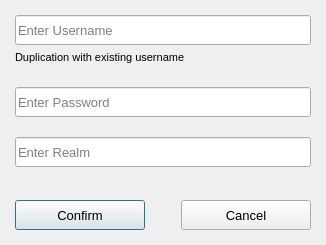
The window that src/sipcredentialdialog.ui (savoirfairelinux/jami-client-windows) describes before a commit, drawn with Qt 5.
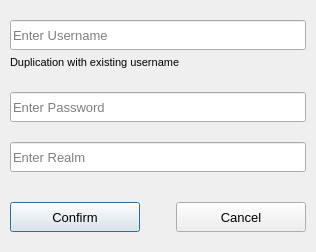
The same window after the commit.

Commit message: settingswidget: divide video format combo box into fps and resolution combox box

Diff of the .ui file:
```diff
--- a/src/sipcredentialdialog.ui
+++ b/src/sipcredentialdialog.ui
@@ -6,8 +6,8 @@
    <rect>
     <x>0</x>
     <y>0</y>
-    <width>326</width>
-    <height>245</height>
+    <width>316</width>
+    <height>252</height>
    </rect>
   </property>
   <property name="windowTitle">
@@ -18,16 +18,16 @@
     <number>0</number>
    </property>
    <property name="leftMargin">
-    <number>15</number>
+    <number>10</number>
    </property>
    <property name="topMargin">
-    <number>15</number>
+    <number>10</number>
    </property>
    <property name="rightMargin">
-    <number>15</number>
+    <number>10</number>
    </property>
    <property name="bottomMargin">
-    <number>15</number>
+    <number>10</number>
    </property>
    <item>
     <layout class="QVBoxLayout" name="verticalLayout_4">
@@ -129,7 +129,7 @@
         <enum>Qt::Vertical</enum>
        </property>
        <property name="sizeType">
-        <enum>QSizePolicy::MinimumExpanding</enum>
+        <enum>QSizePolicy::Fixed</enum>
        </property>
        <property name="sizeHint" stdset="0">
         <size>
@@ -169,7 +169,7 @@
         <enum>Qt::Vertical</enum>
        </property>
        <property name="sizeType">
-        <enum>QSizePolicy::MinimumExpanding</enum>
+        <enum>QSizePolicy::Fixed</enum>
        </property>
        <property name="sizeHint" stdset="0">
         <size>
@@ -211,12 +211,12 @@
       <enum>Qt::Vertical</enum>
      </property>
      <property name="sizeType">
-      <enum>QSizePolicy::MinimumExpanding</enum>
+      <enum>QSizePolicy::Fixed</enum>
      </property>
      <property name="sizeHint" stdset="0">
       <size>
        <width>20</width>
-       <height>3</height>
+       <height>20</height>
       </size>
      </property>
     </spacer>
```
Left out of the diff: 2 changed lines with no effect on the pictures. The commit also changes 6 other files.
